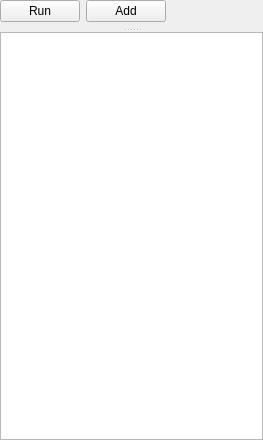
The window that uitester/ui/case_run/case_run.ui (IfengAutomation/uitester) describes before a commit, drawn with Qt 5.
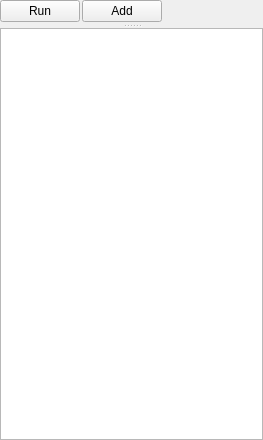
The same window after the commit. Icons and pictures are not drawn.

Commit message: Update ui, update the timing dialog box appears

```diff
--- a/uitester/ui/case_run/case_run.ui
+++ b/uitester/ui/case_run/case_run.ui
@@ -20,6 +20,9 @@
    <string>Form</string>
   </property>
   <layout class="QVBoxLayout" name="verticalLayout">
+   <property name="spacing">
+    <number>2</number>
+   </property>
    <property name="leftMargin">
     <number>0</number>
    </property>
@@ -35,6 +38,9 @@
    <item>
     <widget class="QWidget" name="widget" native="true">
      <layout class="QHBoxLayout" name="horizontalLayout_2">
+      <property name="spacing">
+       <number>2</number>
+      </property>
       <property name="leftMargin">
        <number>0</number>
       </property>
```
Left out of the diff: 6 changed lines with no effect on the pictures. The commit also changes 4 other files.
